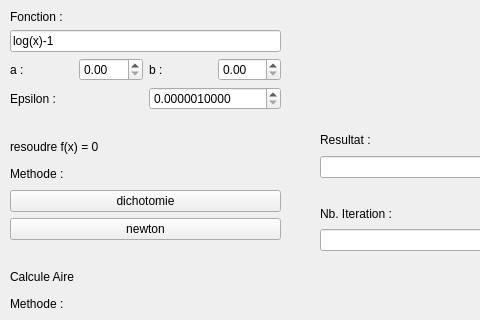
This is avecQt/Resolution.ui in ValisoaNr/Calcule_Numerique as Qt 5 draws it before an edit; both pictures show x 0 to 480 and y 0 to 320 of the 800 by 600 pixel window. The edited form follows.
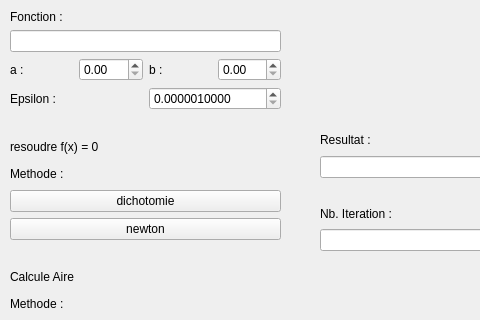
This is the edited form.

Commit message: Modification du QLineEdit fonction

What changed in the file:
```diff
--- a/avecQt/Resolution.ui
+++ b/avecQt/Resolution.ui
@@ -36,7 +36,7 @@
        <item>
         <widget class="QLineEdit" name="fonction">
          <property name="text">
-          <string>log(x)-1</string>
+          <string/>
          </property>
         </widget>
        </item>
```
Left out of the diff: 3 changed lines with no effect on the pictures.
